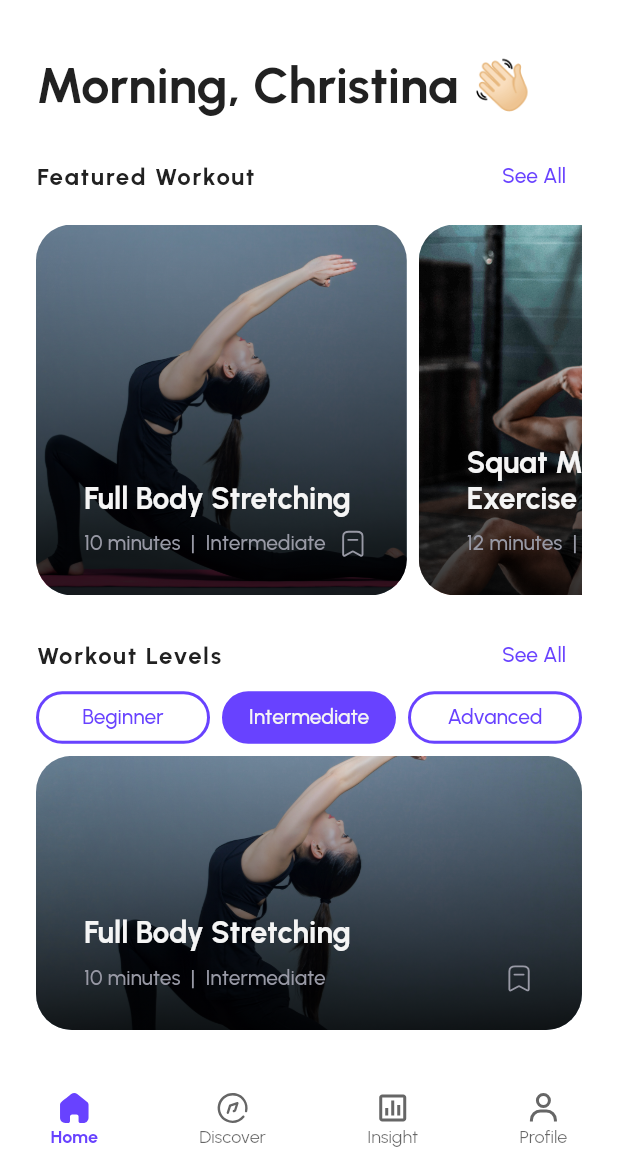
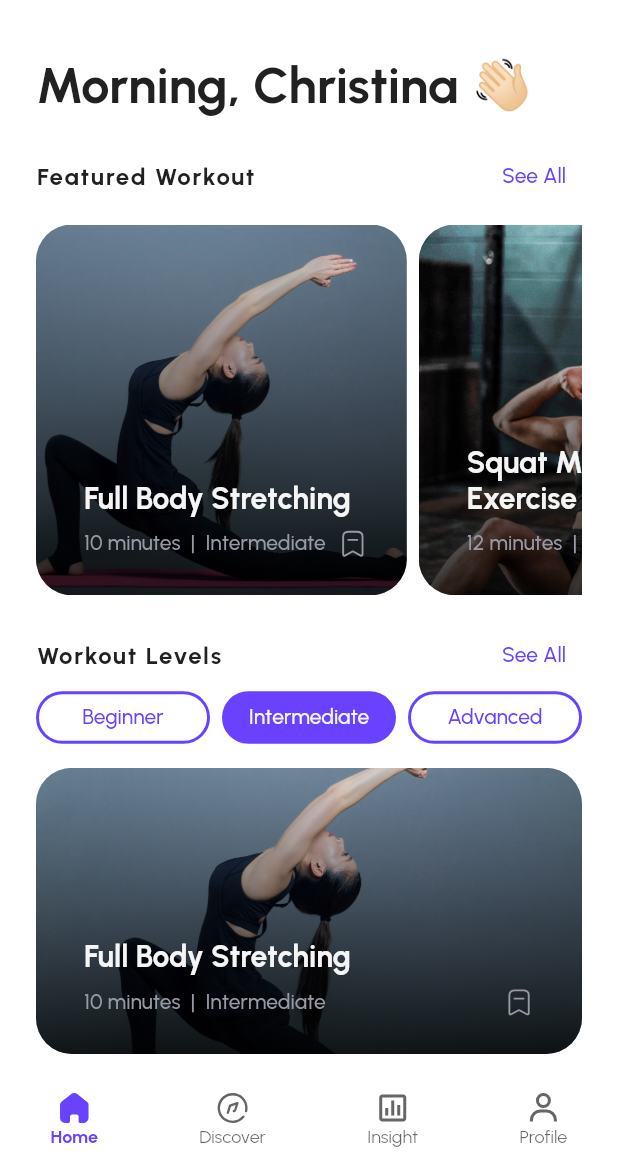
Before and after one commit to alaazamelDev/gofit, a Flutter app: the screen it shows after launch, on a phone screen of 412 x 824 dp, the part 65-1236 px from its top. Run offline on Flutter 3.47's test engine with Material 2 defaults, Android fonts, the phone set to English and light mode, and no system bars; our stand-ins replace flutter_spinkit, flutter_svg, google_fonts, numberpicker, pin_code_fields, shared_preferences.

Commit message:
feat: completed building my bookmarks screen

```diff
--- a/lib/screens/main_screen/home/home_page.dart
+++ b/lib/screens/main_screen/home/home_page.dart
@@ -2,7 +2,7 @@ import 'package:flutter/material.dart';
 import 'package:gofit/config/constants.dart';
 import 'package:gofit/domain/enums.dart';
 import 'package:gofit/domain/models/workout.dart';
-import 'package:gofit/screens/main_screen/home/components/featured_workout_card.dart';
+import 'package:gofit/widgets/featured_workout_card.dart';
 import 'package:gofit/screens/main_screen/home/components/section_title.dart';
 import 'package:gofit/screens/main_screen/home/components/workout_level_item.dart';
 
@@ -15,7 +15,12 @@ class HomePage extends StatelessWidget {
   @override
   Widget build(BuildContext context) {
     return Padding(
-      padding: const EdgeInsets.all(defaultPadding * 1.5),
+      padding: const EdgeInsets.fromLTRB(
+        defaultPadding * 1.5,
+        defaultPadding * 1.5,
+        defaultPadding * 1.5,
+        defaultPadding * 0.5,
+      ),
       child: Column(
         crossAxisAlignment: CrossAxisAlignment.stretch,
         children: [
@@ -114,7 +119,7 @@ class HomePage extends StatelessWidget {
               },
             ),
           ),
-          const SizedBox(height: defaultPadding * 0.5),
+          const SizedBox(height: defaultPadding),
           ValueListenableBuilder<Level>(
             valueListenable: selectedLevel,
             builder: (context, level, _) {
--- a/lib/screens/main_screen/main_screen.dart
+++ b/lib/screens/main_screen/main_screen.dart
@@ -2,6 +2,7 @@ import 'package:flutter/material.dart';
 import 'package:flutter_svg/flutter_svg.dart';
 import 'package:gofit/config/constants.dart';
 import 'package:gofit/config/theme.dart';
+import 'package:gofit/screens/bookmarks/my_bookmarks_screen.dart';
 import 'package:gofit/screens/main_screen/discover/discover_page.dart';
 import 'package:gofit/screens/main_screen/home/home_page.dart';
 import 'package:gofit/screens/main_screen/insight/insight_page.dart';
@@ -86,7 +87,9 @@ class MainScreen extends StatelessWidget {
             splashRadius: 18,
           ),
           IconButton(
-            onPressed: () {},
+            onPressed: () {
+              Navigator.push(context, MyBookmarksScreen.route());
+            },
             icon: SvgPicture.asset(
               kBookmarkOutlinedSvg,
               color: Theme.of(context).textTheme.bodyLarge!.color,
--- a/lib/screens/main_screen/home/components/featured_workout_card.dart
+++ b/lib/widgets/featured_workout_card.dart
@@ -10,15 +10,19 @@ class FeaturedWorkoutCard extends StatelessWidget {
     Key? key,
     required this.workout,
     required this.onBookmarkPressed,
+    this.isSquared = false,
+    this.borderRadius,
   }) : super(key: key);
 
   final Function(int) onBookmarkPressed;
   final Workout workout;
+  final bool isSquared;
+  final BorderRadius? borderRadius;
 
   @override
   Widget build(BuildContext context) {
     return ClipRRect(
-      borderRadius: BorderRadius.circular(24),
+      borderRadius: borderRadius ?? BorderRadius.circular(24),
       child: Stack(
         children: [
           Container(
@@ -40,29 +44,46 @@ class FeaturedWorkoutCard extends StatelessWidget {
             ),
           ),
           Positioned(
-            bottom: (MediaQuery.of(context).size.height * 0.3) * 0.1,
+            bottom: isSquared
+                ? defaultPadding
+                : (MediaQuery.of(context).size.height * 0.3) * 0.1,
             left: 0,
             right: 0,
             child: Padding(
-              padding:
-                  const EdgeInsets.symmetric(horizontal: defaultPadding * 2),
+              padding: EdgeInsets.symmetric(
+                horizontal: isSquared ? defaultPadding : defaultPadding * 2,
+              ),
               child: Column(
                 crossAxisAlignment: CrossAxisAlignment.start,
                 children: [
                   Text(
                     workout.title!,
-                    style: Theme.of(context).textTheme.titleLarge!.copyWith(
+                    style: isSquared
+                        ? Theme.of(context).textTheme.titleSmall!.copyWith(
+                              color: AppColors.textLight,
+                              fontWeight: FontWeight.bold,
+                            )
+                        : Theme.of(context).textTheme.titleLarge!.copyWith(
                               color: AppColors.textLight,
                               fontWeight: FontWeight.bold,
                             ),
                   ),
-                  const SizedBox(height: defaultPadding * 0.5),
+                  SizedBox(
+                    height: isSquared
+                        ? defaultPadding * 0.25
+                        : defaultPadding * 0.5,
+                  ),
                   Row(
                     mainAxisAlignment: MainAxisAlignment.spaceBetween,
                     children: [
                       Text(
                         "${workout.duration} minutes  |  ${Helper.getLevelLabel(workout.level!)}",
-                        style: Theme.of(context)
+                        style: isSquared
+                            ? Theme.of(context).textTheme.bodySmall!.copyWith(
+                                  color: AppColors.textFaded,
+                                  fontSize: 10,
+                                )
+                            : Theme.of(context)
                                 .textTheme
                                 .bodyLarge!
                                 .copyWith(color: AppColors.textFaded),
```
Also changed, not shown: lib/screens/bookmarks/my_bookmarks_screen.dart (+48 -2 lines). Lines whose indentation alone changed are shown as unchanged.
